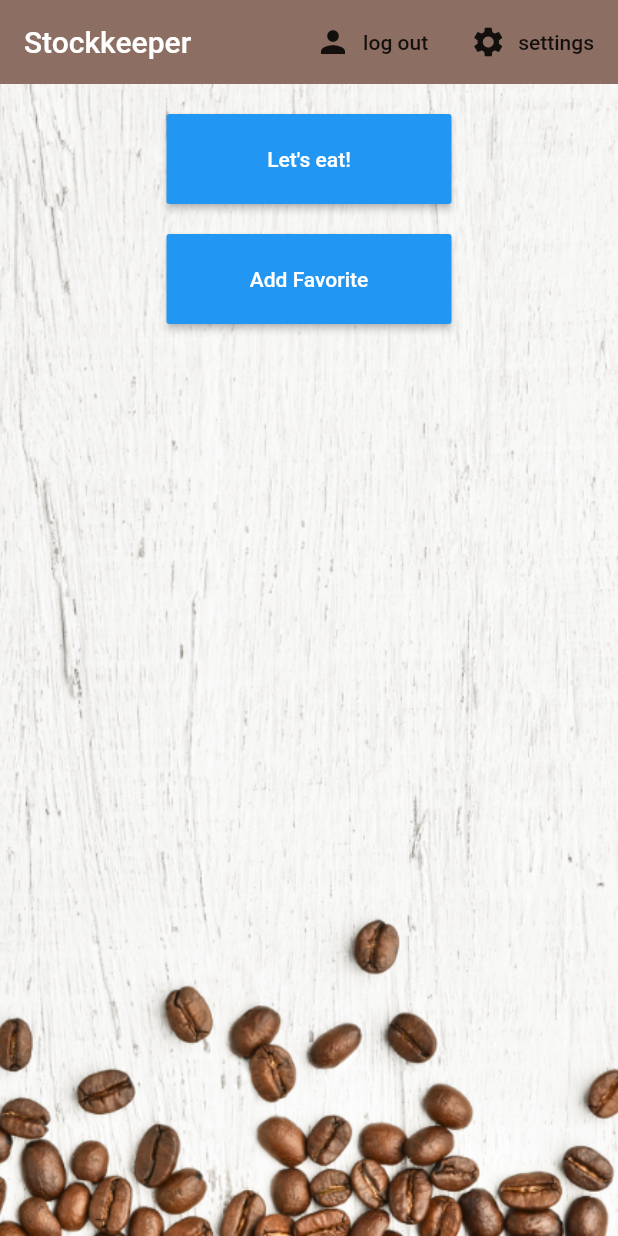
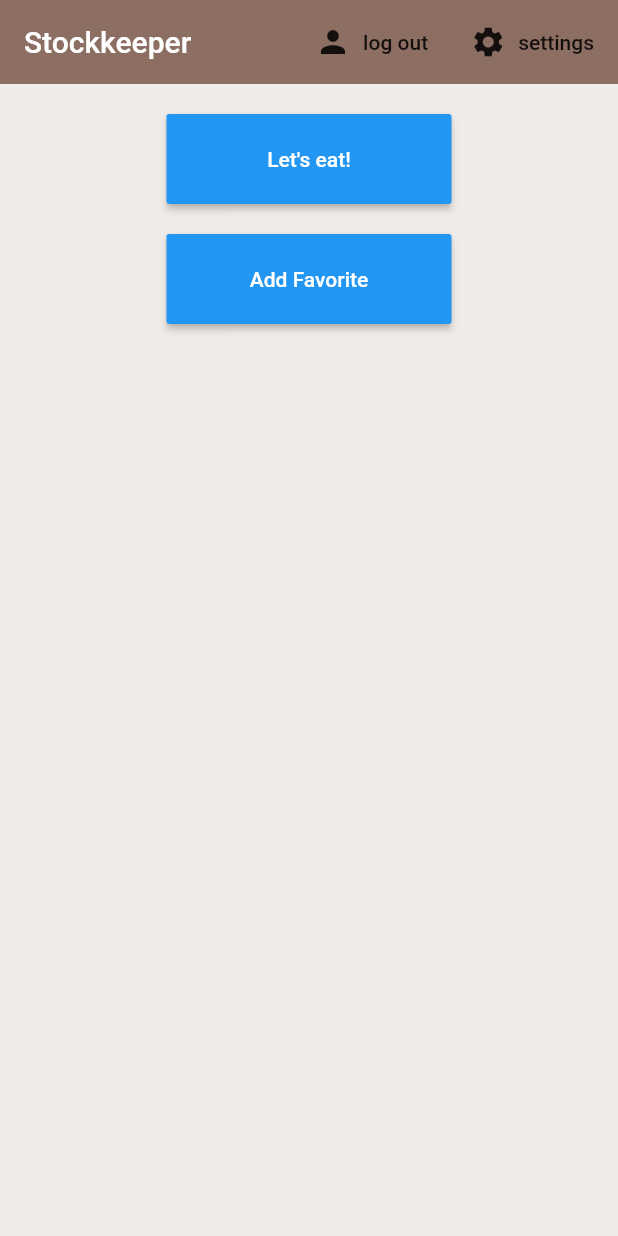
Before and after one commit to sjotterman/flutter-firebase, a Flutter app: the screen it shows once a user with an empty profile is signed in, on a phone screen of 412 x 824 dp. Run offline on Flutter 3.47's test engine with Material 2 defaults, Android fonts, the phone set to English and light mode, and no system bars; our stand-ins replace cloud_firestore, firebase_auth, flutter_spinkit; accounts and stored records are empty.

Commit message:
remove unused images

```diff
--- a/lib/screens/home/home.dart
+++ b/lib/screens/home/home.dart
@@ -60,10 +60,10 @@ class Home extends StatelessWidget {
           ],
         ),
         body: Container(
-            decoration: BoxDecoration(
-              image: DecorationImage(
-                  image: AssetImage('assets/coffee_bg.png'), fit: BoxFit.cover),
-            ),
+            // decoration: BoxDecoration(
+            //   image: DecorationImage(
+            //       image: AssetImage('assets/coffee_bg.png'), fit: BoxFit.cover),
+            // ),
             child: Column(
           children: <Widget>[
             SizedBox(height: 20.0),
```
Also changed, not shown: assets/coffee_bg.png (deleted), assets/coffee_icon.png (deleted). Lines whose indentation alone changed are shown as unchanged.
